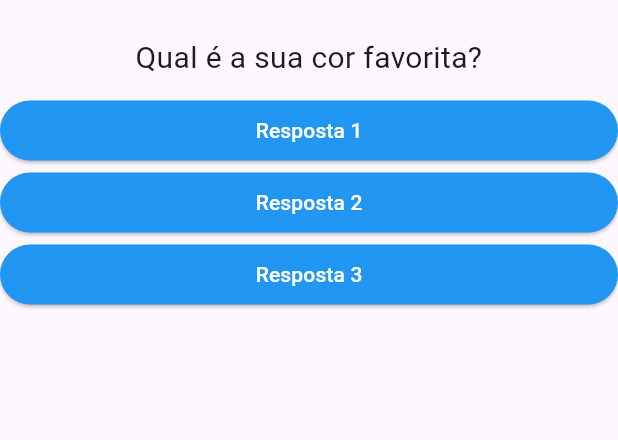
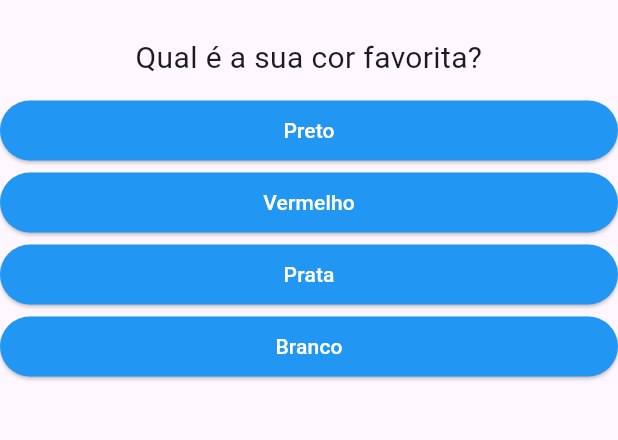
Before and after one commit to Anderlan-Nunes/perguntas, a Flutter app: the screen it shows after launch, on a phone screen of 412 x 824 dp, the part 63-503 px from its top. Run offline on Flutter 3.47's test engine with Material 3 defaults, Android fonts, the phone set to English and light mode, and no system bars.

Commit message:
criar List de respostas usando programacao imperativa

```diff
--- a/lib/main.dart
+++ b/lib/main.dart
@@ -18,18 +18,24 @@ class _PerguntaAppState extends State<PerguntaApp> {
     final perguntas = [
       {
         'texto': 'Qual é a sua cor favorita?',
-        'resposta': ['Preto', 'Vermelho', 'Prata', 'Branco']
+        'respostas': ['Preto', 'Vermelho', 'Prata', 'Branco']
       },
       {
         'texto': 'Qual é o seu animal favorito?',
-        'resposta': ['cao', 'lobo', 'cat']
+        'respostas': ['cao', 'lobo', 'cat']
       },
       {
         'texto': 'Qual é o sua comida?',
-        'resposta': ['pao', 'bolo', 'chocolat']
+        'respostas': ['pao', 'bolo', 'chocolat']
       }
     ];
 
+    List<Widget> respostas = [];
+    for (String textoResp
+        in perguntas[_perguntaSelecionada]['respostas'] as List) {
+          print(textoResp);
+      respostas.add(Resposta(textoResp, _responder));
+    }
     return MaterialApp(
       debugShowCheckedModeBanner: false,
       home: Scaffold(
@@ -39,9 +45,7 @@ class _PerguntaAppState extends State<PerguntaApp> {
         body: Column(
           children: [
             Questao(perguntas[_perguntaSelecionada]['texto'] as String),
-            Resposta('Resposta 1', _responder),
-            Resposta('Resposta 2', _responder),
-            Resposta('Resposta 3', _responder),
+            ...respostas
           ],
         ),
       ),
```
